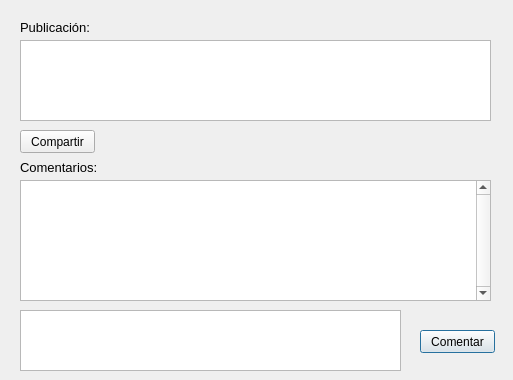
The window that TF/Red_Social/vizualizar.ui (PrenxLibert/Trabajo-Parcial-red-social-3-ciclo) describes before a commit, drawn with Qt 5.
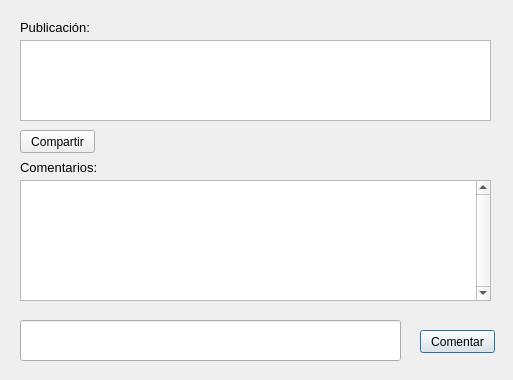
The same window after the commit.

```diff
--- a/TF/Red_Social/vizualizar.ui
+++ b/TF/Red_Social/vizualizar.ui
@@ -49,16 +49,6 @@
     <string>&lt;html&gt;&lt;head/&gt;&lt;body&gt;&lt;p&gt;Publicación: &lt;/p&gt;&lt;/body&gt;&lt;/html&gt;</string>
    </property>
   </widget>
-  <widget class="QTextEdit" name="tbxPublic_3">
-   <property name="geometry">
-    <rect>
-     <x>20</x>
-     <y>310</y>
-     <width>381</width>
-     <height>61</height>
-    </rect>
-   </property>
-  </widget>
   <widget class="QTextEdit" name="tbxPublic_2">
    <property name="geometry">
     <rect>
@@ -108,6 +98,16 @@
     <string>Compartir</string>
    </property>
   </widget>
+  <widget class="QLineEdit" name="tbxNComent">
+   <property name="geometry">
+    <rect>
+     <x>20</x>
+     <y>320</y>
+     <width>381</width>
+     <height>41</height>
+    </rect>
+   </property>
+  </widget>
  </widget>
  <resources/>
  <connections/>
```
Left out of the diff: 12 changed lines with no effect on the pictures.
